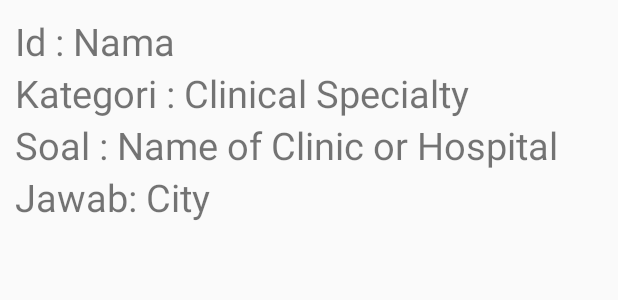
After one commit to ericsath/Belmat, an Android app: the layout rv_soal.xml on its own in the app's theme, with its tools: preview values and no code run, on a phone screen of 412 x 824 dp. The commit adds this screen. Shown: the top 300 px of the screen. Run offline under Robolectric (Android 15) with nearby library versions, the phone set to English and light mode, and no system bars.

Commit message:
dari kantor

```diff
--- a/app/build.gradle
+++ b/app/build.gradle
@@ -32,4 +32,7 @@ dependencies {
     implementation 'me.spark:submitbutton:1.0.1'
     implementation 'com.android.support:design:26.1.0'
     implementation 'com.facebook.stetho:stetho:1.5.0'
+    implementation 'com.android.support:recyclerview-v7:26.1.0'
+    implementation 'com.android.support:cardview-v7:26.1.0'
+    implementation 'com.android.support:support-v4:26.1.0'
 }
--- a/app/src/main/java/com/example/erics/belmat/MainActivity.java
+++ b/app/src/main/java/com/example/erics/belmat/MainActivity.java
@@ -8,6 +8,7 @@ import android.widget.Button;
 import android.widget.ImageView;
 
 import com.example.erics.belmat.database.DatabaseHandler;
+import com.facebook.stetho.Stetho;
 
 public class MainActivity extends AppCompatActivity {
     ImageView btnA,btnB,btnC;
@@ -17,6 +18,7 @@ public class MainActivity extends AppCompatActivity {
     protected void onCreate(Bundle savedInstanceState) {
         super.onCreate(savedInstanceState);
         setContentView(R.layout.activity_main);
+        Stetho.initializeWithDefaults(this);
 
 
         btnA = (ImageView) findViewById(R.id.pil);
--- a/app/src/main/java/com/example/erics/belmat/model/Soal.java
+++ b/app/src/main/java/com/example/erics/belmat/model/Soal.java
@@ -13,7 +13,9 @@ public class Soal {
         this.soal = soal;
         this.jawab = jwbn;
     }
+    public Soal(){
 
+    }
     public int getIdSoal() {
         return idSoal;
     }
--- /dev/null
+++ b/app/src/main/res/layout/rv_soal.xml
@@ -0,0 +1,95 @@
+<?xml version="1.0" encoding="utf-8"?>
+<LinearLayout xmlns:android="http://schemas.android.com/apk/res/android"
+    android:id="@+id/inputOtherPertanyaan4"
+    android:layout_width="fill_parent"
+    android:layout_height="fill_parent"
+    android:gravity="fill|right"
+    android:orientation="vertical"
+    android:padding="10dp" >
+
+    <LinearLayout
+        android:layout_width="match_parent"
+        android:layout_height="wrap_content" >
+
+        <TextView
+            android:id="@+id/lblNameAdapter"
+            android:layout_width="wrap_content"
+            android:layout_height="wrap_content"
+            android:text="Id : "
+            android:textSize="25dp" />
+
+        <TextView
+            android:id="@+id/id"
+            android:layout_width="wrap_content"
+            android:layout_height="wrap_content"
+            android:gravity="center_vertical"
+            android:text="Nama"
+            android:textSize="25dp"
+            />
+
+    </LinearLayout>
+
+    <LinearLayout
+        android:layout_width="match_parent"
+        android:layout_height="wrap_content" >
+
+        <TextView
+            android:id="@+id/lblClinicalSpecialtyAdapter"
+            android:layout_width="wrap_content"
+            android:layout_height="wrap_content"
+            android:text="Kategori : "
+            android:textSize="25dp" />
+
+        <TextView
+            android:id="@+id/kategori"
+            android:layout_width="wrap_content"
+            android:layout_height="wrap_content"
+            android:layout_marginRight="66dp"
+            android:gravity="center|center_vertical"
+            android:text="Clinical Specialty"
+            android:textSize="25dp" />
+
+    </LinearLayout>
+
+    <LinearLayout
+        android:layout_width="match_parent"
+        android:layout_height="wrap_content" >
+
+        <TextView
+            android:id="@+id/lblNameOfClinicHospitalAdapter"
+            android:layout_width="wrap_content"
+            android:layout_height="wrap_content"
+            android:text="Soal : "
+            android:textSize="25dp" />
+
+        <TextView
+            android:id="@+id/soal"
+            android:layout_width="wrap_content"
+            android:layout_height="wrap_content"
+            android:gravity="center_vertical"
+            android:text="Name of Clinic or Hospital"
+            android:textSize="25dp" />
+
+    </LinearLayout>
+
+    <LinearLayout
+        android:layout_width="match_parent"
+        android:layout_height="wrap_content" >
+
+        <TextView
+            android:id="@+id/lblCityAdapter"
+            android:layout_width="wrap_content"
+            android:layout_height="wrap_content"
+            android:text="Jawab: "
+            android:textSize="25dp" />
+
+        <TextView
+            android:id="@+id/jawab"
+            android:layout_width="wrap_content"
+            android:layout_height="wrap_content"
+            android:gravity="center_vertical"
+            android:text="City"
+            android:textSize="25dp" />
+    </LinearLayout>
+
+</LinearLayout>
```
Also changed, not shown: app/src/main/java/com/example/erics/belmat/InputSoal.java (+16 -0 lines), app/src/main/java/com/example/erics/belmat/Op_Plus.java (+9 -0 lines), app/src/main/java/com/example/erics/belmat/SoalAdapter.java (added, +57 -0 lines), app/src/main/java/com/example/erics/belmat/database/DatabaseHandler.java (+53 -10 lines), app/src/main/res/layout/activity_input_soal.xml (+7 -0 lines), app/src/main/res/layout/daftarsoal.xml (added, +13 -0 lines).
